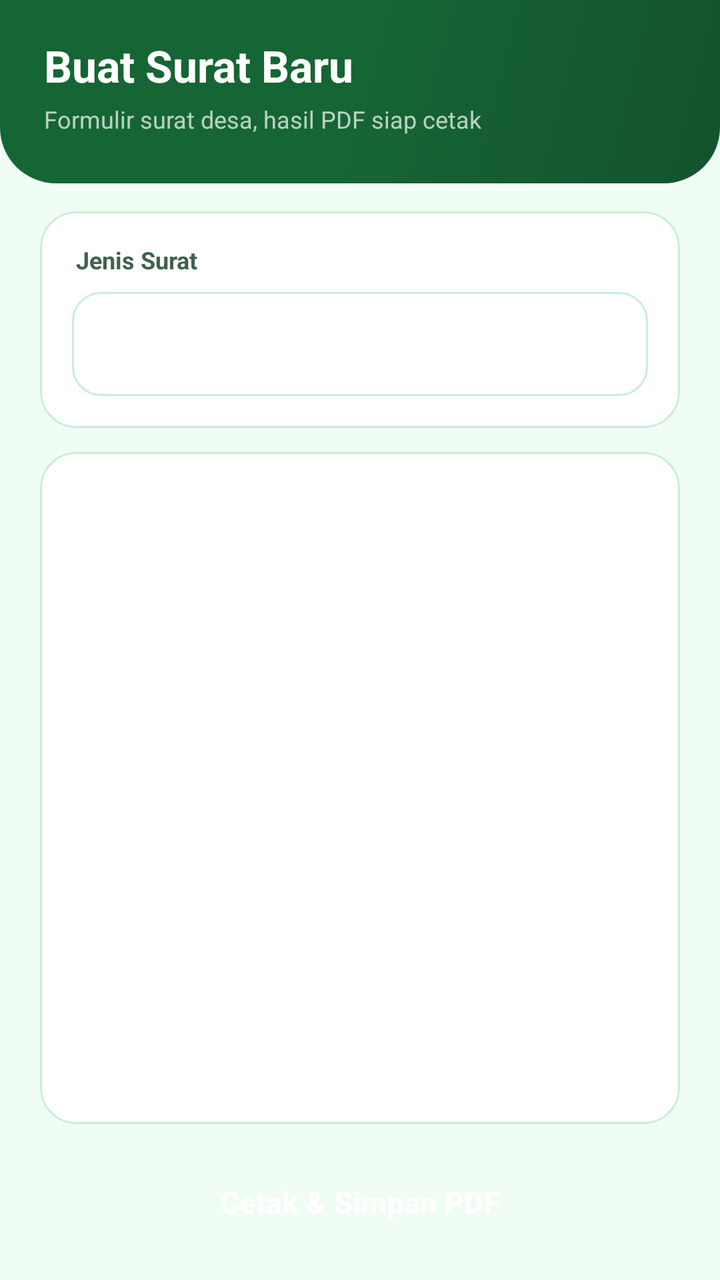
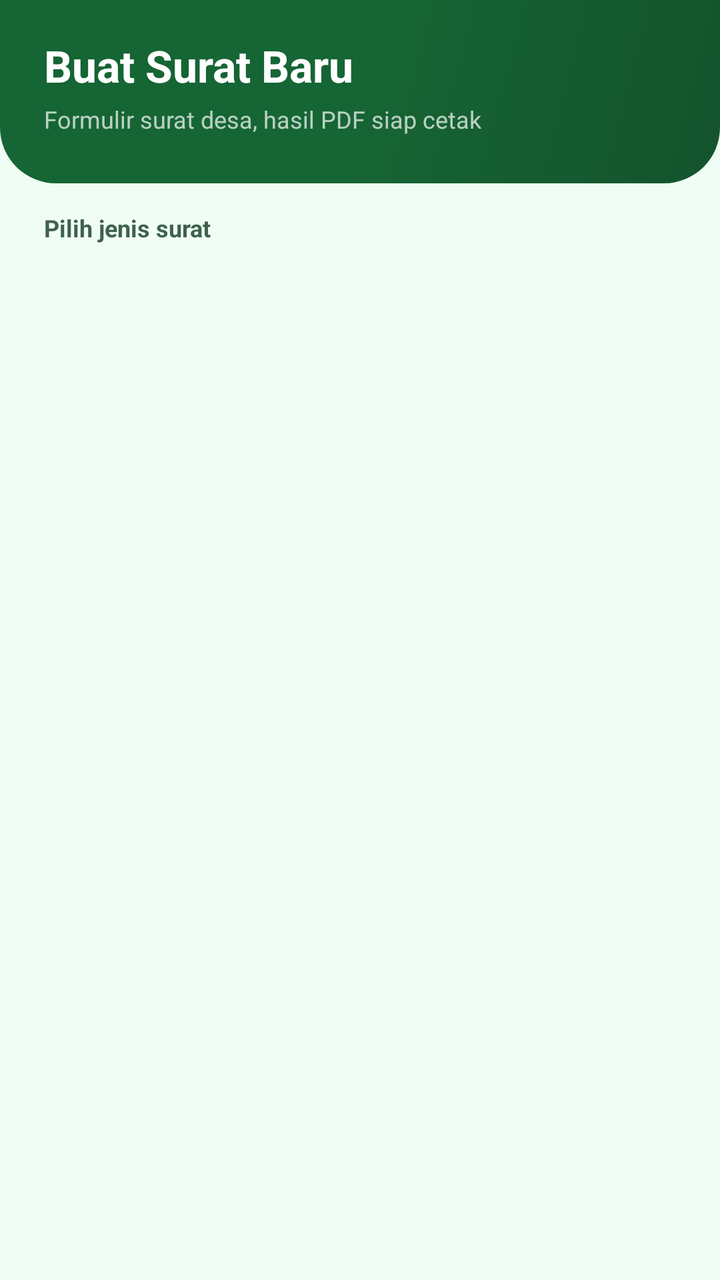

The first picture is an Android layout as it rendered before a commit; the second is the same layout after the commit. The layout source and the unified diff follow.
<!-- AndroidManifest.xml: application theme Theme.SuDesAndroid -->
<!-- res/layout/activity_buat_surat.xml -->
<?xml version="1.0" encoding="utf-8"?>
<LinearLayout xmlns:android="http://schemas.android.com/apk/res/android"
    android:layout_width="match_parent"
    android:layout_height="match_parent"
    android:background="@color/page"
    android:orientation="vertical">

    <LinearLayout
        android:id="@+id/kepala"
        android:layout_width="match_parent"
        android:layout_height="wrap_content"
        android:background="@drawable/bg_header"
        android:orientation="vertical"
        android:paddingStart="22dp"
        android:paddingTop="18dp"
        android:paddingEnd="22dp"
        android:paddingBottom="24dp">

        <TextView
            android:id="@+id/judul_halaman"
            android:layout_width="match_parent"
            android:layout_height="wrap_content"
            android:text="@string/label_buat_surat"
            android:textColor="#FFFFFF"
            android:textSize="22sp"
            android:textStyle="bold" />

        <TextView
            android:id="@+id/subjudul_halaman"
            android:layout_width="match_parent"
            android:layout_height="wrap_content"
            android:layout_marginTop="4dp"
            android:text="@string/ket_buat_surat"
            android:textColor="#B3FFFFFF"
            android:textSize="12sp" />
    </LinearLayout>

    <LinearLayout
        android:id="@+id/konten"
        android:layout_width="match_parent"
        android:layout_height="0dp"
        android:layout_weight="1"
        android:orientation="vertical"
        android:paddingStart="20dp"
        android:paddingTop="14dp"
        android:paddingEnd="20dp"
        android:paddingBottom="12dp">

        <com.google.android.material.card.MaterialCardView
            style="@style/KartuStatis">

            <LinearLayout
                android:layout_width="match_parent"
                android:layout_height="wrap_content"
                android:orientation="vertical"
                android:padding="16dp">

                <TextView
                    android:layout_width="match_parent"
                    android:layout_height="wrap_content"
                    android:layout_marginStart="2dp"
                    android:layout_marginBottom="8dp"
                    android:text="@string/label_jenis_surat"
                    android:textColor="@color/teks_redup"
                    android:textSize="12sp"
                    android:textStyle="bold" />

                <Spinner
                    android:id="@+id/spinner_jenis"
                    android:layout_width="match_parent"
                    android:layout_height="wrap_content"
                    android:background="@drawable/bg_input"
                    android:minHeight="52dp"
                    android:paddingStart="14dp"
                    android:paddingEnd="14dp" />
            </LinearLayout>
        </com.google.android.material.card.MaterialCardView>

        <com.google.android.material.card.MaterialCardView
            style="@style/KartuStatis"
            android:layout_height="0dp"
            android:layout_marginTop="12dp"
            android:layout_weight="1">

            <ScrollView
                android:layout_width="match_parent"
                android:layout_height="match_parent"
                android:fillViewport="true"
                android:scrollbars="none">

                <LinearLayout
                    android:id="@+id/wadah_form"
                    android:layout_width="match_parent"
                    android:layout_height="wrap_content"
                    android:orientation="vertical"
                    android:padding="16dp" />
            </ScrollView>
        </com.google.android.material.card.MaterialCardView>

        <Button
            android:id="@+id/btn_kirim"
            style="@style/TombolUtama"
            android:layout_marginTop="12dp"
            android:text="@string/kirim_ke_antrean" />

        <ProgressBar
            android:id="@+id/progres"
            android:layout_width="wrap_content"
            android:layout_height="wrap_content"
            android:layout_gravity="center"
            android:layout_marginTop="8dp"
            android:visibility="gone" />
    </LinearLayout>
</LinearLayout>
<!-- resources referenced by this layout -->
<resources>
  <color name="page">#F0FDF4</color>
  <color name="teks_redup">#3F614E</color>
  <!-- drawable bg_header (drawable) -->
  <?xml version="1.0" encoding="utf-8"?>
  <shape xmlns:android="http://schemas.android.com/apk/res/android"
      android:shape="rectangle">
      <gradient
          android:angle="315"
          android:startColor="#166534"
          android:centerColor="#166534"
          android:endColor="#14532D"
          android:type="linear" />
      <corners
          android:bottomLeftRadius="28dp"
          android:bottomRightRadius="28dp" />
  </shape>
  <!-- drawable bg_input (drawable) -->
  <?xml version="1.0" encoding="utf-8"?>
  <selector xmlns:android="http://schemas.android.com/apk/res/android">
      <item android:state_focused="true">
          <shape android:shape="rectangle">
              <solid android:color="@color/surface" />
              <stroke
                  android:width="2dp"
                  android:color="@color/accent" />
              <corners android:radius="14dp" />
          </shape>
      </item>
      <item>
          <shape android:shape="rectangle">
              <solid android:color="@color/surface" />
              <stroke
                  android:width="1dp"
                  android:color="@color/garis" />
              <corners android:radius="14dp" />
          </shape>
      </item>
  </selector>
  <string name="ket_buat_surat">Formulir surat desa, hasil PDF siap cetak</string>
  <string name="kirim_ke_antrean">Cetak &amp; Simpan PDF</string>
  <string name="label_buat_surat">Buat Surat Baru</string>
  <string name="label_jenis_surat">Jenis Surat</string>
  <style name="KartuStatis" parent="Kartu">
          <item name="android:clickable">false</item>
          <item name="android:focusable">false</item>
          <item name="rippleColor">@android:color/transparent</item>
      </style>
  <style name="TombolUtama" parent="Widget.Material3.Button">
          <item name="android:layout_width">match_parent</item>
          <item name="android:layout_height">54dp</item>
          <item name="android:textSize">15sp</item>
          <item name="android:textAllCaps">false</item>
          <item name="android:textStyle">bold</item>
          <item name="cornerRadius">16dp</item>
          <item name="android:insetTop">0dp</item>
          <item name="android:insetBottom">0dp</item>
          <item name="backgroundTint">@color/accent</item>
          <item name="android:textColor">@color/on_accent</item>
      </style>
  <color name="surface">#FFFFFF</color>
  <color name="accent">#15803D</color>
  <color name="garis">#C8EED6</color>
  <style name="Kartu">
          <item name="android:layout_width">match_parent</item>
          <item name="android:layout_height">wrap_content</item>
          <item name="cardBackgroundColor">@color/surface</item>
          <item name="cardCornerRadius">18dp</item>
          <item name="cardElevation">0dp</item>
          <item name="strokeColor">@color/garis</item>
          <item name="strokeWidth">1dp</item>
          <item name="rippleColor">@color/accent_muda</item>
          <item name="android:clickable">true</item>
          <item name="android:focusable">true</item>
      </style>
  <color name="on_accent">#FFFFFF</color>
  <color name="accent_muda">#DCFCE7</color>
  <color name="accent_dark">#14532D</color>
  <color name="emas">#D97706</color>
  <color name="emas_muda">#FEF3C7</color>
  <color name="teks">#052E16</color>
  <color name="surface_naik">#E7F9EE</color>
  <color name="bahaya">#DC2626</color>
  <!-- unchanged entries left out for length: 1 -->
</resources>

<!-- the commit's change to res/layout/activity_buat_surat.xml (unified diff, before → after) -->
@@ -46,41 +46,47 @@
         android:paddingEnd="20dp"
         android:paddingBottom="12dp">
 
-        <com.google.android.material.card.MaterialCardView
-            style="@style/KartuStatis">
+        
+        <LinearLayout
+            android:id="@+id/wadah_pilih"
+            android:layout_width="match_parent"
+            android:layout_height="0dp"
+            android:layout_weight="1"
+            android:orientation="vertical">
 
-            <LinearLayout
+            <TextView
                 android:layout_width="match_parent"
                 android:layout_height="wrap_content"
-                android:orientation="vertical"
-                android:padding="16dp">
+                android:layout_marginStart="2dp"
+                android:layout_marginBottom="10dp"
+                android:text="@string/pilih_jenis"
+                android:textColor="@color/teks_redup"
+                android:textSize="12sp"
+                android:textStyle="bold" />
 
-                <TextView
+            <ScrollView
+                android:layout_width="match_parent"
+                android:layout_height="0dp"
+                android:layout_weight="1"
+                android:fillViewport="true"
+                android:scrollbars="none">
+
+                <LinearLayout
+                    android:id="@+id/wadah_kartu_jenis"
                     android:layout_width="match_parent"
                     android:layout_height="wrap_content"
-                    android:layout_marginStart="2dp"
-                    android:layout_marginBottom="8dp"
-                    android:text="@string/label_jenis_surat"
-                    android:textColor="@color/teks_redup"
-                    android:textSize="12sp"
-                    android:textStyle="bold" />
+                    android:orientation="vertical" />
+            </ScrollView>
+        </LinearLayout>
 
-                <Spinner
-                    android:id="@+id/spinner_jenis"
-                    android:layout_width="match_parent"
-                    android:layout_height="wrap_content"
-                    android:background="@drawable/bg_input"
-                    android:minHeight="52dp"
-                    android:paddingStart="14dp"
-                    android:paddingEnd="14dp" />
-            </LinearLayout>
-        </com.google.android.material.card.MaterialCardView>
-
+        
         <com.google.android.material.card.MaterialCardView
+            android:id="@+id/kartu_form"
             style="@style/KartuStatis"
             android:layout_height="0dp"
             android:layout_marginTop="12dp"
-            android:layout_weight="1">
+            android:layout_weight="1"
+            android:visibility="gone">
 
             <ScrollView
                 android:layout_width="match_parent"
@@ -101,7 +107,8 @@
             android:id="@+id/btn_kirim"
             style="@style/TombolUtama"
             android:layout_marginTop="12dp"
-            android:text="@string/kirim_ke_antrean" />
+            android:text="@string/kirim_ke_antrean"
+            android:visibility="gone" />
 
         <ProgressBar
             android:id="@+id/progres"
<!-- resource entries referenced after the edit -->
@@ -16,32 +16,10 @@
           android:bottomLeftRadius="28dp"
           android:bottomRightRadius="28dp" />
   </shape>
-  <!-- drawable bg_input (drawable) -->
-  <?xml version="1.0" encoding="utf-8"?>
-  <selector xmlns:android="http://schemas.android.com/apk/res/android">
-      <item android:state_focused="true">
-          <shape android:shape="rectangle">
-              <solid android:color="@color/surface" />
-              <stroke
-                  android:width="2dp"
-                  android:color="@color/accent" />
-              <corners android:radius="14dp" />
-          </shape>
-      </item>
-      <item>
-          <shape android:shape="rectangle">
-              <solid android:color="@color/surface" />
-              <stroke
-                  android:width="1dp"
-                  android:color="@color/garis" />
-              <corners android:radius="14dp" />
-          </shape>
-      </item>
-  </selector>
   <string name="ket_buat_surat">Formulir surat desa, hasil PDF siap cetak</string>
   <string name="kirim_ke_antrean">Cetak &amp; Simpan PDF</string>
   <string name="label_buat_surat">Buat Surat Baru</string>
-  <string name="label_jenis_surat">Jenis Surat</string>
+  <string name="pilih_jenis">Pilih jenis surat</string>
   <style name="KartuStatis" parent="Kartu">
           <item name="android:clickable">false</item>
           <item name="android:focusable">false</item>
